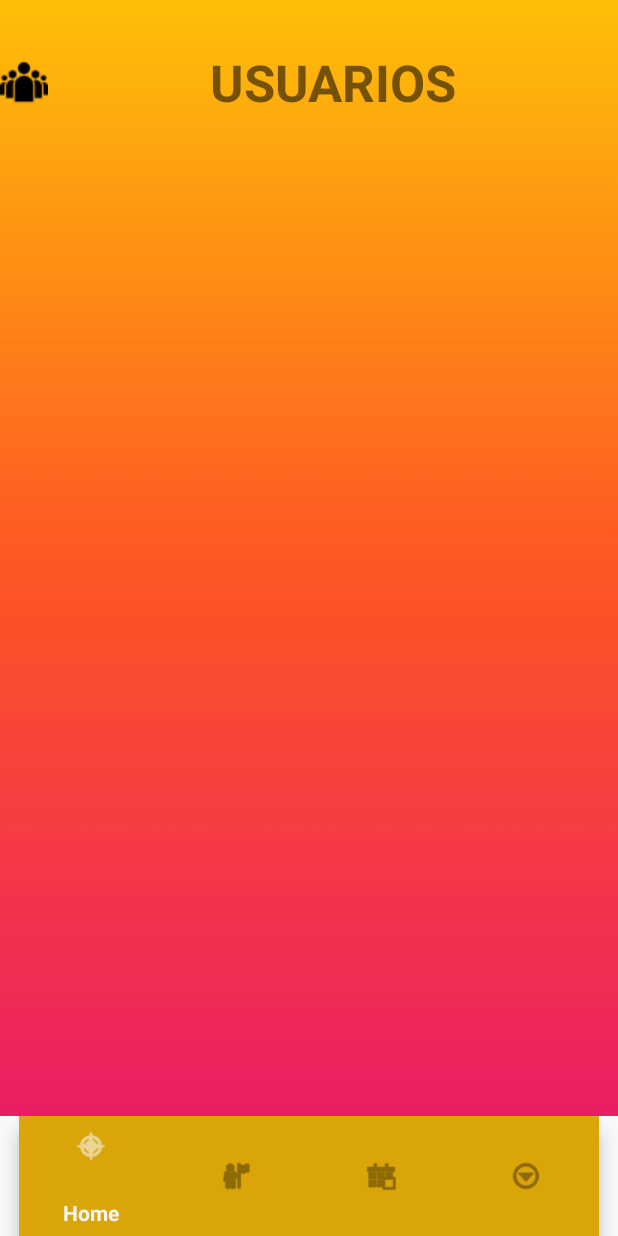
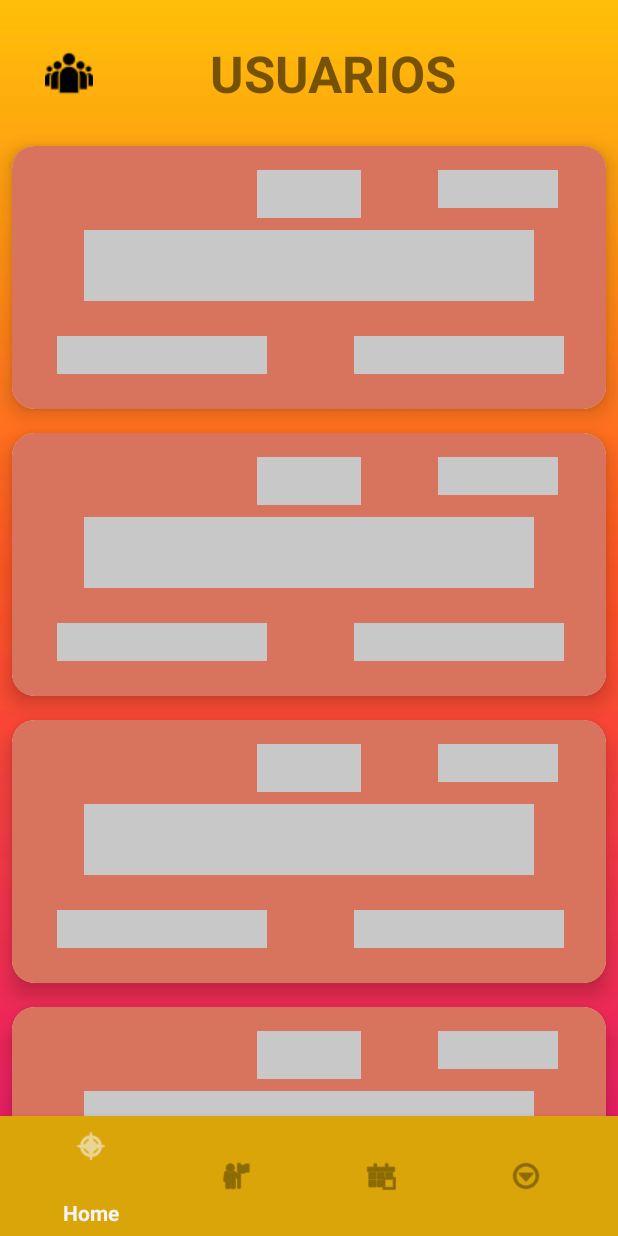
Before and after one commit to ginobasile/Grupo3-TP3-Gimnasio, an Android app: the UsuariosLista screen opened through its navigation route, on a phone screen of 412 x 824 dp. Run offline under Robolectric (Android 15) with nearby library versions, the phone set to English and light mode, and no system bars; our stand-ins replace Shimmer, navigation-ui.

Commit message:
Estados de lista de Usuarios (Loading y Success) + Loading shimmer

```diff
--- a/app/src/main/java/com/example/gimnasio_grupo3/fragments/usuarios/UsuariosLista.kt
+++ b/app/src/main/java/com/example/gimnasio_grupo3/fragments/usuarios/UsuariosLista.kt
@@ -2,13 +2,14 @@ package com.example.gimnasio_grupo3.fragments.usuarios
 
 import androidx.lifecycle.ViewModelProvider
 import android.os.Bundle
+import android.util.Log
 import androidx.fragment.app.Fragment
 import android.view.LayoutInflater
 import android.view.View
 import android.view.ViewGroup
-import android.widget.Button
+import androidx.appcompat.widget.LinearLayoutCompat
+import androidx.core.view.isVisible
 import androidx.lifecycle.Observer
-import androidx.navigation.findNavController
 import androidx.navigation.fragment.findNavController
 import androidx.recyclerview.widget.LinearLayoutManager
 import androidx.recyclerview.widget.RecyclerView
@@ -18,12 +19,11 @@ import com.example.gimnasio_grupo3.adapters.UsuarioAdapter
 
 class UsuariosLista : Fragment() {
 
-    private lateinit var btnVolver : Button
-
     lateinit var v : View
     lateinit var recyclerUsuarios: RecyclerView
     lateinit var adapter: UsuarioAdapter
     lateinit var swipe: SwipeRefreshLayout
+    lateinit var shimmerUsuarios: LinearLayoutCompat
 
     companion object {
         fun newInstance() = UsuariosLista()
@@ -34,20 +34,15 @@ class UsuariosLista : Fragment() {
     override fun onCreateView(
         inflater: LayoutInflater, container: ViewGroup?,
         savedInstanceState: Bundle?
-    ): View? {
+    ): View {
         v = inflater.inflate(R.layout.fragment_usuarios_lista, container, false)
 
         recyclerUsuarios = v.findViewById(R.id.reciclerUsuarios)
         recyclerUsuarios.layoutManager = LinearLayoutManager(requireContext())
         swipe = v.findViewById(R.id.swipeUpdateUsuarios)
-
-        btnVolver = v.findViewById(R.id.button5)
+        shimmerUsuarios = v.findViewById(R.id.shimmerUsuarios)
 
         configSwipe()
-
-        btnVolver.setOnClickListener {
-            v.findNavController().navigateUp()
-        }
 
         return v
     }
@@ -62,9 +57,24 @@ class UsuariosLista : Fragment() {
 
     override fun onActivityCreated(savedInstanceState: Bundle?) {
         super.onActivityCreated(savedInstanceState)
+
         viewModel = ViewModelProvider(requireActivity()).get(UsuariosListaViewModel::class.java)
 
+        viewModel.state.observe(viewLifecycleOwner,Observer{ state ->
+            Log.d("test",state)
+            when(state){
+                "Loading" -> {
+                    recyclerUsuarios.isVisible = false
+                    shimmerUsuarios.isVisible = true
+                }
+                "Success" -> {
+                    recyclerUsuarios.isVisible = true
+                    shimmerUsuarios.isVisible = false
 
+                }
+            }
+
+        })
 
         viewModel.usuariosCargados.observe(viewLifecycleOwner, Observer{ usuariosList ->
             if (usuariosList != null) {
--- a/app/src/main/java/com/example/gimnasio_grupo3/fragments/usuarios/UsuariosListaViewModel.kt
+++ b/app/src/main/java/com/example/gimnasio_grupo3/fragments/usuarios/UsuariosListaViewModel.kt
@@ -1,6 +1,5 @@
 package com.example.gimnasio_grupo3.fragments.usuarios
 
-import android.util.Log
 import androidx.lifecycle.MutableLiveData
 import androidx.lifecycle.ViewModel
 import com.example.gimnasio_grupo3.RetroFitProviders.UsuariosProvider
@@ -13,23 +12,29 @@ import retrofit2.Response
 class UsuariosListaViewModel : ViewModel() {
 
     var usuariosCargados : MutableLiveData<List<Usuario>> =  MutableLiveData<List<Usuario>>()
+    var state : MutableLiveData<String> =  MutableLiveData<String>()
 
     val retrofit = UsuariosProvider().provideRetrofit()
     val apiService = retrofit.create(APIMethods::class.java)
+
+    init {
+        state.value = "Loading"
+    }
 
     fun cargarUsuarios() {
         val call = apiService.getUsuarios()
 
         if (usuariosCargados.value == null ){
-            Log.d("Guardado","carga Inicial sin datos")
+            state.value = "Loading"
             call.enqueue(object : Callback<List<Usuario>> {
                 override fun onResponse(call: Call<List<Usuario>>, response: Response<List<Usuario>>) {
                     if (response.isSuccessful) {
+                        state.value = "Success"
                         usuariosCargados.value = response.body()
-
                     } else {
                         // La llamada a la API no fue exitosa
                         // Puedes manejar errores aquí
+                        state.value = "Error_1"
                     }
                 }
 
@@ -38,22 +43,17 @@ class UsuariosListaViewModel : ViewModel() {
                     // Puedes manejar errores de red u otros aquí
                 }
             })
-        } else {
-            Log.d("Guardado","carga Inicial con datos")
         }
     }
 
     fun recargarUsuarios() {
+        state.value = "Loading"
         val call = apiService.getUsuarios()
-
-        Log.d("Guardado","recarga de datos")
-
         call.enqueue(object : Callback<List<Usuario>> {
             override fun onResponse(call: Call<List<Usuario>>, response: Response<List<Usuario>>) {
                 if (response.isSuccessful) {
-
+                    state.value = "Success"
                     usuariosCargados.value = response.body()
-
                 } else {
                     // La llamada a la API no fue exitosa
                     // Puedes manejar errores aquí
--- a/app/src/main/res/layout/activity_main.xml
+++ b/app/src/main/res/layout/activity_main.xml
@@ -21,7 +21,7 @@
 
     <com.google.android.material.bottomnavigation.BottomNavigationView
         android:id="@+id/bottom_bar"
-        android:layout_width="wrap_content"
+        android:layout_width="match_parent"
         android:layout_height="80dp"
         app:layout_constraintBottom_toBottomOf="parent"
         app:layout_constraintEnd_toEndOf="parent"
--- a/app/src/main/res/layout/fragment_usuarios_lista.xml
+++ b/app/src/main/res/layout/fragment_usuarios_lista.xml
@@ -1,13 +1,14 @@
 <?xml version="1.0" encoding="utf-8"?>
-<LinearLayout xmlns:android="http://schemas.android.com/apk/res/android"
+<androidx.constraintlayout.widget.ConstraintLayout xmlns:android="http://schemas.android.com/apk/res/android"
     xmlns:app="http://schemas.android.com/apk/res-auto"
     xmlns:tools="http://schemas.android.com/tools"
     android:id="@+id/frameLayout"
     android:layout_width="match_parent"
     android:layout_height="match_parent"
+    android:background="@drawable/fondo_iniciar"
+    android:gravity="center_horizontal"
     android:orientation="vertical"
-    tools:context=".fragments.actividades.ActividadesLista"
-    android:background="@drawable/fondo_iniciar">
+    tools:context=".fragments.actividades.ActividadesLista">
 
     <TextView
         android:id="@+id/textViewTitle"
@@ -16,47 +17,60 @@
         android:layout_gravity="center_horizontal"
         android:drawableLeft="@drawable/personas_item"
         android:gravity="center"
-        android:paddingTop="32dp"
-        android:paddingBottom="16dp"
+        android:paddingLeft="30dp"
+        android:paddingTop="26dp"
+        android:paddingRight="30dp"
+        android:paddingBottom="18dp"
         android:text="USUARIOS"
         android:textAlignment="center"
         android:textSize="34sp"
-        android:textStyle="bold" />
+        android:textStyle="bold"
+
+        app:layout_constraintEnd_toEndOf="parent"
+        app:layout_constraintStart_toStartOf="parent"
+        app:layout_constraintTop_toTopOf="parent" />
 
     <androidx.swiperefreshlayout.widget.SwipeRefreshLayout
         android:id="@+id/swipeUpdateUsuarios"
         android:layout_width="match_parent"
-        android:layout_height="wrap_content">
+        android:layout_height="0dp"
+        app:layout_constraintBottom_toBottomOf="parent"
+        app:layout_constraintEnd_toEndOf="parent"
+        app:layout_constraintStart_toStartOf="parent"
+        app:layout_constraintTop_toBottomOf="@+id/textViewTitle">
 
         <androidx.recyclerview.widget.RecyclerView
             android:id="@+id/reciclerUsuarios"
             android:layout_width="match_parent"
-            android:layout_height="0dp"
+            android:layout_height="match_parent"
             android:layout_weight="1" />
 
     </androidx.swiperefreshlayout.widget.SwipeRefreshLayout>
 
-    <androidx.constraintlayout.widget.ConstraintLayout
-        android:id="@+id/linearLayout4"
+    <com.facebook.shimmer.ShimmerFrameLayout
         android:layout_width="match_parent"
         android:layout_height="wrap_content"
-        android:gravity="center">
+        app:layout_constraintTop_toBottomOf="@+id/textViewTitle">
 
-        <Button
-            android:id="@+id/button5"
-            android:layout_width="180dp"
-            android:layout_height="56dp"
-            android:layout_marginTop="8dp"
-            android:layout_marginBottom="8dp"
-            android:background="@drawable/button_rounded_red"
-            android:drawableLeft="?attr/actionModeCloseDrawable"
-            android:text="Volver"
-            android:textSize="20sp"
-            app:layout_constraintBottom_toBottomOf="parent"
-            app:layout_constraintEnd_toEndOf="parent"
-            app:layout_constraintStart_toStartOf="parent"
-            app:layout_constraintTop_toTopOf="parent" />
+        <androidx.appcompat.widget.LinearLayoutCompat
+            android:id="@+id/shimmerUsuarios"
+            android:layout_width="match_parent"
+            android:layout_height="wrap_content"
+            android:orientation="vertical"
+            app:layout_constraintTop_toBottomOf="@+id/textViewTitle">
 
-    </androidx.constraintlayout.widget.ConstraintLayout>
+            <include layout="@layout/usuario_item_shimmer" />
 
-</LinearLayout>
+            <include layout="@layout/usuario_item_shimmer" />
+
+            <include layout="@layout/usuario_item_shimmer" />
+
+            <include layout="@layout/usuario_item_shimmer" />
+
+        </androidx.appcompat.widget.LinearLayoutCompat>
+
+    </com.facebook.shimmer.ShimmerFrameLayout>
+
+
+
+</androidx.constraintlayout.widget.ConstraintLayout>
--- /dev/null
+++ b/app/src/main/res/layout/usuario_item_shimmer.xml
@@ -0,0 +1,88 @@
+<androidx.cardview.widget.CardView xmlns:android="http://schemas.android.com/apk/res/android"
+    xmlns:app="http://schemas.android.com/apk/res-auto"
+    android:id="@+id/cardTurno"
+    android:layout_width="match_parent"
+    android:layout_height="wrap_content"
+    android:layout_margin="8dp"
+    android:maxWidth="380dp"
+    app:cardCornerRadius="15dp"
+    app:cardElevation="8dp">
+
+
+    <androidx.constraintlayout.widget.ConstraintLayout
+        android:layout_width="match_parent"
+        android:layout_height="175dp"
+        android:background="#D8735D">
+
+
+        <FrameLayout
+            android:id="@+id/shimmerNombre"
+            android:layout_width="300dp"
+            android:layout_height="47dp"
+            android:layout_marginTop="8dp"
+            android:background="#C8C8C9"
+
+
+            app:layout_constraintEnd_toEndOf="parent"
+            app:layout_constraintHorizontal_bias="0.497"
+            app:layout_constraintStart_toStartOf="parent"
+            app:layout_constraintTop_toBottomOf="@+id/shimmerId" />
+
+        <FrameLayout
+            android:id="@+id/shimmerTickets"
+            android:layout_width="140dp"
+            android:layout_height="25dp"
+            android:background="#C8C8C9"
+
+            app:layout_constraintBottom_toBottomOf="parent"
+            app:layout_constraintEnd_toStartOf="@+id/guideline2"
+            app:layout_constraintStart_toStartOf="parent"
+            app:layout_constraintTop_toBottomOf="@+id/shimmerNombre" />
+
+        <FrameLayout
+            android:id="@+id/shimmerDni"
+            android:layout_width="140dp"
+            android:layout_height="25dp"
+            android:background="#C8C8C9"
+
+            app:layout_constraintBottom_toBottomOf="parent"
+            app:layout_constraintEnd_toEndOf="parent"
+            app:layout_constraintStart_toStartOf="@+id/guideline2"
+            app:layout_constraintTop_toBottomOf="@+id/shimmerNombre" />
+
+        <FrameLayout
+            android:id="@+id/shimmerAdmin"
+
+            android:layout_width="80dp"
+            android:layout_height="25dp"
+            android:background="#C8C8C9"
+            android:layout_marginTop="16dp"
+            android:layout_marginEnd="32dp"
+
+            app:layout_constraintEnd_toEndOf="parent"
+            app:layout_constraintTop_toTopOf="parent" />
+
+        <TextView
+            android:id="@+id/shimmerId"
+            android:layout_width="69dp"
+            android:layout_height="32dp"
+            android:background="#C8C8C9"
+
+
+            android:layout_marginTop="16dp"
+            app:layout_constraintEnd_toEndOf="parent"
+            app:layout_constraintStart_toStartOf="parent"
+            app:layout_constraintTop_toTopOf="parent" />
+
+        <androidx.constraintlayout.widget.Guideline
+            android:id="@+id/guideline2"
+            android:layout_width="wrap_content"
+            android:layout_height="wrap_content"
+            android:orientation="vertical"
+            app:layout_constraintGuide_end="197dp" />
+
+
+    </androidx.constraintlayout.widget.ConstraintLayout>
+
+
+</androidx.cardview.widget.CardView>
```
Also changed, not shown: app/build.gradle.kts (+8 -6 lines), app/src/main/java/com/example/gimnasio_grupo3/adapters/UsuarioAdapter.kt (+16 -24 lines), app/src/main/res/drawable/dni_icon.xml (added, +9 -0 lines), app/src/main/res/layout/usuario_item.xml (+40 -45 lines).
